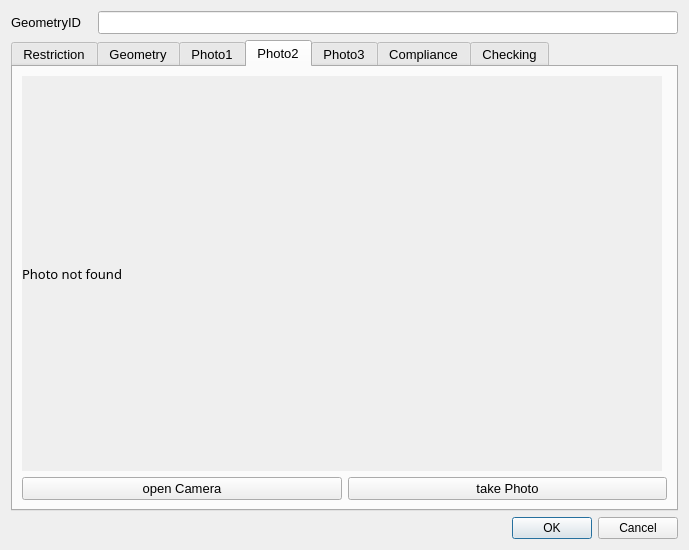
Above: ui/Lines_field_simple.ui from tlh22/restrictionsWithGNSS before the change. Below: the same form after it.
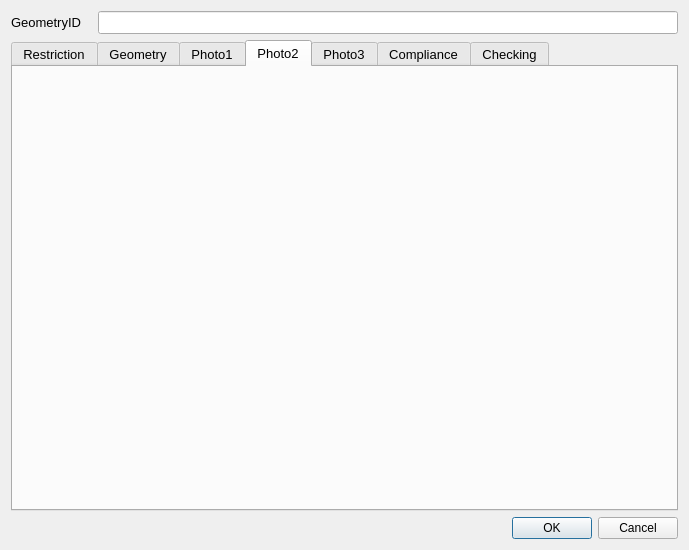
That is the form after the change. The open tabs and pages were chosen to show the change.

```diff
--- a/ui/Lines_field_simple.ui
+++ b/ui/Lines_field_simple.ui
@@ -86,6 +86,7 @@
      </property>
      <property name="font">
       <font>
+       <family>Arial</family>
        <pointsize>10</pointsize>
       </font>
      </property>
@@ -450,49 +451,7 @@
       <attribute name="title">
        <string>Photo2</string>
       </attribute>
-      <layout class="QGridLayout" name="gridLayout_3">
-       <item row="1" column="0">
-        <widget class="QPushButton" name="startCamera2">
-         <property name="text">
-          <string>open Camera</string>
-         </property>
-        </widget>
-       </item>
-       <item row="1" column="1">
-        <widget class="QPushButton" name="getPhoto2">
-         <property name="text">
-          <string>take Photo</string>
-         </property>
-        </widget>
-       </item>
-       <item row="0" column="0" colspan="2">
-        <widget class="QLabel" name="Photo_Widget_02">
-         <property name="sizePolicy">
-          <sizepolicy hsizetype="Fixed" vsizetype="Fixed">
-           <horstretch>0</horstretch>
-           <verstretch>0</verstretch>
-          </sizepolicy>
-         </property>
-         <property name="maximumSize">
-          <size>
-           <width>640</width>
-           <height>480</height>
-          </size>
-         </property>
-         <property name="font">
-          <font>
-           <family>Sans Serif</family>
-          </font>
-         </property>
-         <property name="autoFillBackground">
-          <bool>true</bool>
-         </property>
-         <property name="text">
-          <string>Photo not found</string>
-         </property>
-        </widget>
-       </item>
-      </layout>
+      <layout class="QGridLayout" name="gridLayout_3"/>
      </widget>
      <widget class="QWidget" name="Photos_Tab_03">
       <attribute name="title">
```
Left out of the diff: 101 changed lines with no effect on the pictures.
